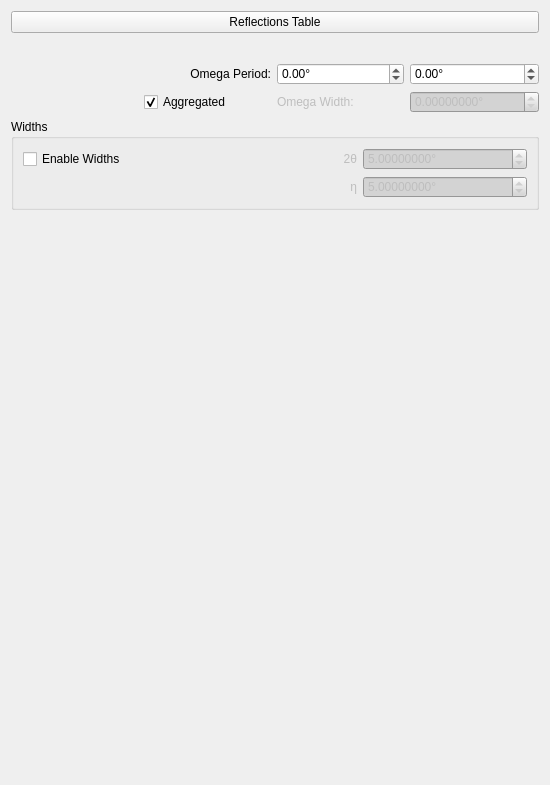
Above: hexrd/ui/resources/ui/rotation_series_overlay_editor.ui from HEXRD/hexrdgui before the change. Below: the same form after it.
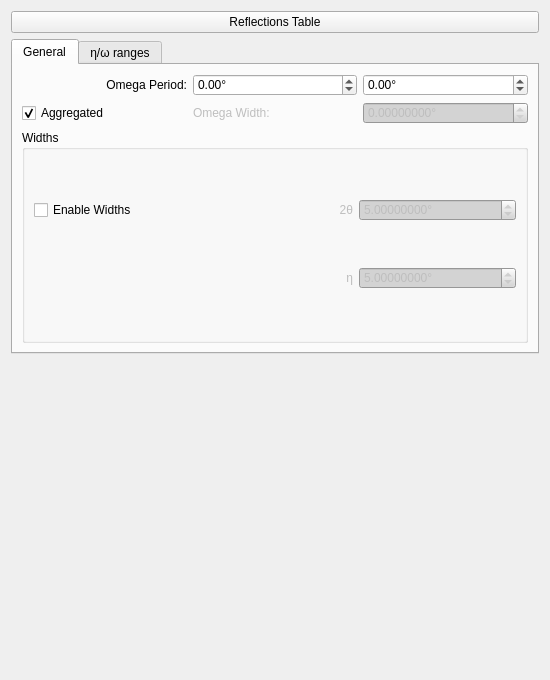
That is the form after the change. Custom widgets are drawn as their Qt base class.

Commit message:
Reduce rotation series editor height
This adds a tab widget and puts the η and ω ranges in their own tab
to reduce the minimum height for the rotation series editor.

```diff
--- a/hexrd/ui/resources/ui/rotation_series_overlay_editor.ui
+++ b/hexrd/ui/resources/ui/rotation_series_overlay_editor.ui
@@ -7,13 +7,13 @@
     <x>0</x>
     <y>0</y>
     <width>550</width>
-    <height>785</height>
+    <height>680</height>
    </rect>
   </property>
   <property name="minimumSize">
    <size>
     <width>0</width>
-    <height>785</height>
+    <height>680</height>
    </size>
   </property>
   <property name="windowTitle">
@@ -24,34 +24,76 @@
 </string>
   </property>
   <layout class="QGridLayout" name="gridLayout">
-   <item row="11" column="1" colspan="4">
+   <item row="1" column="1" colspan="4">
+    <widget class="QTabWidget" name="tab_widget">
+     <property name="currentIndex">
+      <number>0</number>
+     </property>
+     <widget class="QWidget" name="general_settings">
+      <attribute name="title">
+       <string>General</string>
+      </attribute>
+      <layout class="QGridLayout" name="gridLayout_3">
+       <item row="0" column="2">
+        <widget class="ScientificDoubleSpinBox" name="omega_period_1">
+         <property name="keyboardTracking">
+          <bool>false</bool>
+         </property>
+         <property name="suffix">
+          <string>°</string>
+         </property>
+         <property name="minimum">
+          <double>-360.000000000000000</double>
+         </property>
+         <property name="maximum">
+          <double>360.000000000000000</double>
+         </property>
+        </widget>
+       </item>
+       <item row="0" column="1">
+        <widget class="ScientificDoubleSpinBox" name="omega_period_0">
+         <property name="keyboardTracking">
+          <bool>false</bool>
+         </property>
+         <property name="suffix">
+          <string>°</string>
+         </property>
+         <property name="minimum">
+          <double>-360.000000000000000</double>
+         </property>
+         <property name="maximum">
+          <double>360.000000000000000</double>
+         </property>
+        </widget>
+       </item>
+       <item row="0" column="0">
+        <widget class="QLabel" name="omega_period_label">
+         <property name="text">
+          <string>Omega Period:</string>
+         </property>
+         <property name="alignment">
+          <set>Qt::AlignRight|Qt::AlignTrailing|Qt::AlignVCenter</set>
+         </property>
+        </widget>
+       </item>
+       <item row="1" column="0">
+        <widget class="QCheckBox" name="aggregated">
+         <property name="text">
+          <string>Aggregated</string>
+         </property>
+         <property name="checked">
+          <bool>true</bool>
+         </property>
+        </widget>
+       </item>
+       <item row="2" column="0" colspan="3">
     <widget class="QGroupBox" name="widths_group">
      <property name="title">
       <string>Widths</string>
      </property>
      <layout class="QGridLayout" name="gridLayout_2">
-      <item row="0" column="0">
-       <widget class="QCheckBox" name="enable_widths">
-        <property name="text">
-         <string>Enable Widths</string>
-        </property>
-       </widget>
-      </item>
-      <item row="0" column="1">
-       <widget class="QLabel" name="tth_width_label">
-        <property name="enabled">
-         <bool>false</bool>
-        </property>
-        <property name="text">
-         <string>2θ</string>
-        </property>
-        <property name="alignment">
-         <set>Qt::AlignRight|Qt::AlignTrailing|Qt::AlignVCenter</set>
-        </property>
-       </widget>
-      </item>
-      <item row="0" column="2">
-       <widget class="ScientificDoubleSpinBox" name="tth_width">
+          <item row="1" column="2">
+           <widget class="ScientificDoubleSpinBox" name="eta_width">
         <property name="enabled">
          <bool>false</bool>
         </property>
@@ -85,8 +127,8 @@
         </property>
        </widget>
       </item>
-      <item row="1" column="2">
-       <widget class="ScientificDoubleSpinBox" name="eta_width">
+          <item row="0" column="2">
+           <widget class="ScientificDoubleSpinBox" name="tth_width">
         <property name="enabled">
          <bool>false</bool>
         </property>
@@ -107,26 +149,46 @@
         </property>
        </widget>
       </item>
-     </layout>
-    </widget>
-   </item>
-   <item row="5" column="1" colspan="2">
-    <widget class="QLabel" name="omega_period_label">
+          <item row="0" column="1">
+           <widget class="QLabel" name="tth_width_label">
+            <property name="enabled">
+             <bool>false</bool>
+            </property>
      <property name="text">
-      <string>Omega Period:</string>
+             <string>2θ</string>
      </property>
      <property name="alignment">
       <set>Qt::AlignRight|Qt::AlignTrailing|Qt::AlignVCenter</set>
      </property>
     </widget>
    </item>
-   <item row="1" column="1" rowspan="4" colspan="2">
-    <layout class="QVBoxLayout" name="eta_ranges_layout"/>
-   </item>
-   <item row="12" column="1" colspan="4">
-    <layout class="QVBoxLayout" name="crystal_editor_layout"/>
-   </item>
-   <item row="10" column="3">
+          <item row="0" column="0">
+           <widget class="QCheckBox" name="enable_widths">
+            <property name="text">
+             <string>Enable Widths</string>
+            </property>
+           </widget>
+          </item>
+         </layout>
+        </widget>
+       </item>
+       <item row="1" column="2">
+        <widget class="ScientificDoubleSpinBox" name="omega_width">
+         <property name="enabled">
+          <bool>false</bool>
+         </property>
+         <property name="suffix">
+          <string>°</string>
+         </property>
+         <property name="decimals">
+          <number>8</number>
+         </property>
+         <property name="maximum">
+          <double>10000000.000000000000000</double>
+         </property>
+        </widget>
+       </item>
+       <item row="1" column="1">
     <widget class="QLabel" name="omega_width_label">
      <property name="enabled">
       <bool>false</bool>
@@ -136,23 +198,27 @@
      </property>
     </widget>
    </item>
-   <item row="5" column="3">
-    <widget class="ScientificDoubleSpinBox" name="omega_period_0">
-     <property name="keyboardTracking">
-      <bool>false</bool>
-     </property>
-     <property name="suffix">
-      <string>°</string>
-     </property>
-     <property name="minimum">
-      <double>-360.000000000000000</double>
-     </property>
-     <property name="maximum">
-      <double>360.000000000000000</double>
-     </property>
-    </widget>
-   </item>
-   <item row="15" column="1" colspan="4">
+       <item row="5" column="0" colspan="3">
+        <layout class="QVBoxLayout" name="crystal_editor_layout"/>
+       </item>
+      </layout>
+     </widget>
+     <widget class="QWidget" name="eta_omega_ranges">
+      <attribute name="title">
+       <string>η/ω ranges</string>
+      </attribute>
+      <layout class="QHBoxLayout" name="horizontalLayout">
+       <item>
+        <layout class="QVBoxLayout" name="eta_ranges_layout"/>
+       </item>
+       <item>
+        <layout class="QVBoxLayout" name="omega_ranges_layout"/>
+       </item>
+      </layout>
+     </widget>
+    </widget>
+   </item>
+   <item row="11" column="1" colspan="4">
     <spacer name="verticalSpacer">
      <property name="orientation">
       <enum>Qt::Vertical</enum>
@@ -165,51 +231,6 @@
      </property>
     </spacer>
    </item>
-   <item row="5" column="4">
-    <widget class="ScientificDoubleSpinBox" name="omega_period_1">
-     <property name="keyboardTracking">
-      <bool>false</bool>
-     </property>
-     <property name="suffix">
-      <string>°</string>
-     </property>
-     <property name="minimum">
-      <double>-360.000000000000000</double>
-     </property>
-     <property name="maximum">
-      <double>360.000000000000000</double>
-     </property>
-    </widget>
-   </item>
-   <item row="10" column="4">
-    <widget class="ScientificDoubleSpinBox" name="omega_width">
-     <property name="enabled">
-      <bool>false</bool>
-     </property>
-     <property name="suffix">
-      <string>°</string>
-     </property>
-     <property name="decimals">
-      <number>8</number>
-     </property>
-     <property name="maximum">
-      <double>10000000.000000000000000</double>
-     </property>
-    </widget>
-   </item>
-   <item row="10" column="2">
-    <widget class="QCheckBox" name="aggregated">
-     <property name="text">
-      <string>Aggregated</string>
-     </property>
-     <property name="checked">
-      <bool>true</bool>
-     </property>
-    </widget>
-   </item>
-   <item row="1" column="3" rowspan="4" colspan="2">
-    <layout class="QVBoxLayout" name="omega_ranges_layout"/>
-   </item>
    <item row="0" column="1" colspan="4">
     <widget class="QPushButton" name="reflections_table">
      <property name="text">
```
Left out of the diff: 1 changed line with no effect on the pictures. Lines whose indentation alone changed are shown as unchanged.
